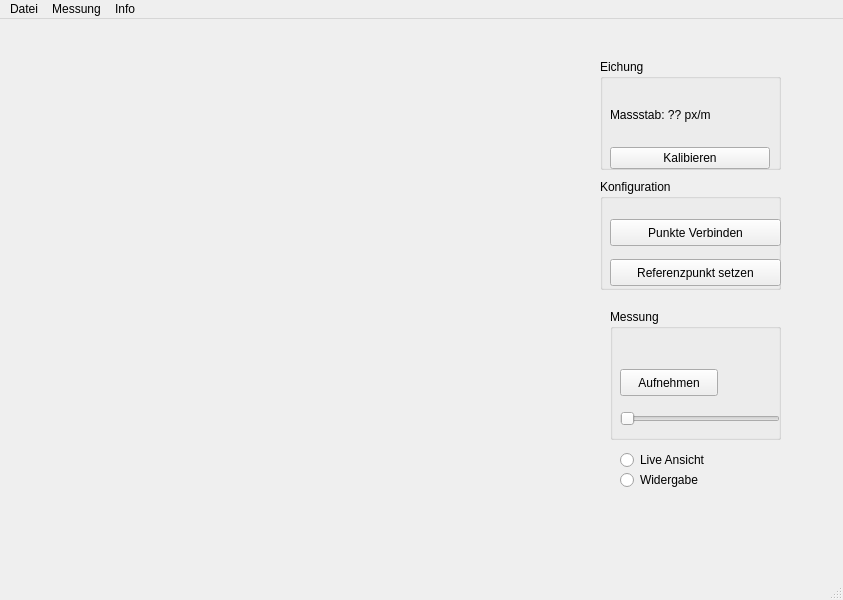
Qt form ui/main_window.ui (mbieker/Schaukel) before a commit.
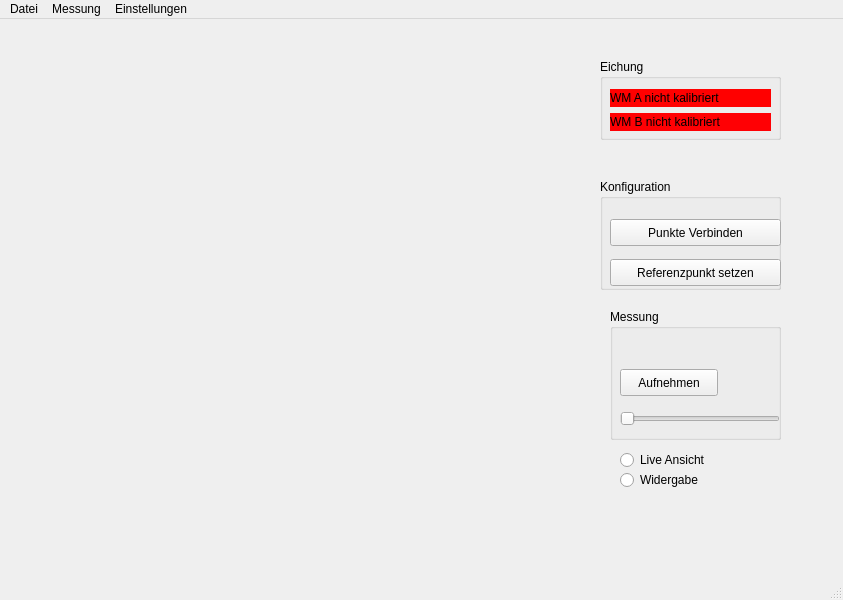
The same form after that commit.

What changed in the file:
```diff
--- a/ui/main_window.ui
+++ b/ui/main_window.ui
@@ -59,7 +59,7 @@
       <x>600</x>
       <y>40</y>
       <width>181</width>
-      <height>111</height>
+      <height>81</height>
      </rect>
     </property>
     <property name="title">
@@ -70,22 +70,28 @@
       <rect>
        <x>10</x>
        <y>30</y>
-       <width>160</width>
-       <height>80</height>
+       <width>161</width>
+       <height>42</height>
       </rect>
      </property>
      <layout class="QVBoxLayout" name="verticalLayout_4">
       <item>
-       <widget class="QLabel" name="scale_label">
+       <widget class="QLabel" name="cal_state_A">
+        <property name="styleSheet">
+         <string notr="true">background-color: rgb(255, 0, 0);</string>
+        </property>
         <property name="text">
-         <string>Massstab: ?? px/m</string>
+         <string>WM A nicht kalibriert</string>
         </property>
        </widget>
       </item>
       <item>
-       <widget class="QPushButton" name="calibrate_button">
+       <widget class="QLabel" name="cal_state_B">
+        <property name="styleSheet">
+         <string notr="true">background-color: rgb(255, 0, 4);</string>
+        </property>
         <property name="text">
-         <string>Kalibieren</string>
+         <string>WM B nicht kalibriert</string>
         </property>
        </widget>
       </item>
@@ -177,7 +183,7 @@
    </widget>
    <widget class="QMenu" name="menuInfo">
     <property name="title">
-     <string>Info</string>
+     <string>Einstellungen</string>
     </property>
     <addaction name="actionAbout"/>
    </widget>
```
Left out of the diff: 6 changed lines with no effect on the pictures.
